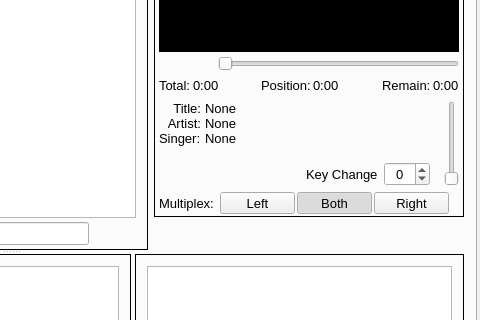
Above: OpenKJ/mainwindow.ui from OpenKJ/OpenKJ before the change; both pictures show x 484 to 964 and y 205 to 525 of the 964 by 748 pixel window. Below: the same form after it.
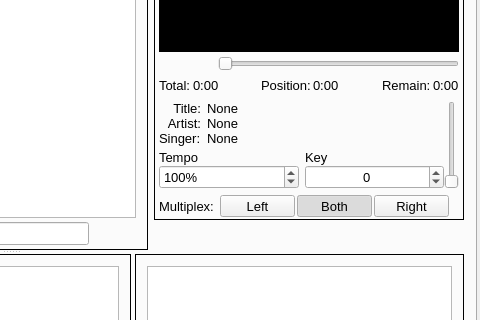
That is the form after the change. Icons and pictures are not drawn. Custom widgets are drawn as their Qt base class.

Commit message:
Add tempo adjustment feature
Feature request GitHub issue in comment by @Smoothedge69 on issue #29

The edit to the form file:
```diff
--- a/OpenKJ/mainwindow.ui
+++ b/OpenKJ/mainwindow.ui
@@ -1150,35 +1150,37 @@
                    </widget>
                   </item>
                   <item>
-                   <widget class="QFrame" name="controlsFrame_2">
-                    <property name="sizePolicy">
-                     <sizepolicy hsizetype="Preferred" vsizetype="Minimum">
-                      <horstretch>0</horstretch>
-                      <verstretch>0</verstretch>
-                     </sizepolicy>
+                   <layout class="QVBoxLayout" name="verticalLayout_10">
+                    <property name="spacing">
+                     <number>0</number>
                     </property>
-                    <property name="frameShape">
-                     <enum>QFrame::NoFrame</enum>
+                    <property name="topMargin">
+                     <number>0</number>
                     </property>
-                    <property name="frameShadow">
-                     <enum>QFrame::Raised</enum>
-                    </property>
-                    <layout class="QHBoxLayout" name="horizontalLayout_19">
+                    <item>
+                     <layout class="QHBoxLayout" name="horizontalLayout_20">
+                      <property name="spacing">
+                       <number>0</number>
+                      </property>
+                      <property name="topMargin">
+                       <number>0</number>
+                      </property>
+                      <item>
+                       <layout class="QVBoxLayout" name="verticalLayout_22">
                      <property name="spacing">
                       <number>4</number>
                      </property>
-                     <property name="leftMargin">
+                        <property name="bottomMargin">
                       <number>0</number>
                      </property>
+                        <item>
+                         <layout class="QHBoxLayout" name="horizontalLayout_13">
                      <property name="topMargin">
                       <number>0</number>
                      </property>
                      <property name="rightMargin">
                       <number>0</number>
                      </property>
-                     <property name="bottomMargin">
-                      <number>0</number>
-                     </property>
                      <item>
                       <layout class="QVBoxLayout" name="verticalLayout_17">
                        <property name="spacing">
@@ -1235,19 +1237,6 @@
                          </property>
                         </widget>
                        </item>
-                       <item>
-                        <spacer name="verticalSpacer_4">
-                         <property name="orientation">
-                          <enum>Qt::Vertical</enum>
-                         </property>
-                         <property name="sizeHint" stdset="0">
-                          <size>
-                           <width>20</width>
-                           <height>40</height>
-                          </size>
-                         </property>
-                        </spacer>
-                       </item>
                       </layout>
                      </item>
                      <item>
@@ -1297,45 +1286,49 @@
                          </property>
                         </widget>
                        </item>
+                           </layout>
+                          </item>
+                         </layout>
+                        </item>
                        <item>
-                        <spacer name="verticalSpacer_5">
-                         <property name="orientation">
-                          <enum>Qt::Vertical</enum>
-                         </property>
-                         <property name="sizeType">
-                          <enum>QSizePolicy::MinimumExpanding</enum>
-                         </property>
-                         <property name="sizeHint" stdset="0">
-                          <size>
-                           <width>20</width>
-                           <height>5</height>
-                          </size>
-                         </property>
-                        </spacer>
-                       </item>
-                       <item>
-                        <layout class="QHBoxLayout" name="horizontalLayout_20">
-                         <item>
-                          <spacer name="horizontalSpacer_8">
-                           <property name="orientation">
-                            <enum>Qt::Horizontal</enum>
-                           </property>
-                           <property name="sizeHint" stdset="0">
-                            <size>
-                             <width>40</width>
-                             <height>20</height>
-                            </size>
-                           </property>
-                          </spacer>
-                         </item>
-                         <item alignment="Qt::AlignRight">
+                         <layout class="QGridLayout" name="gridLayout_2">
+                          <property name="rightMargin">
+                           <number>0</number>
+                          </property>
+                          <property name="verticalSpacing">
+                           <number>0</number>
+                          </property>
+                          <item row="1" column="0">
+                           <widget class="QSpinBox" name="spinBoxTempo">
+                            <property name="suffix">
+                             <string>%</string>
+                            </property>
+                            <property name="prefix">
+                             <string/>
+                            </property>
+                            <property name="maximum">
+                             <number>200</number>
+                            </property>
+                            <property name="value">
+                             <number>100</number>
+                            </property>
+                           </widget>
+                          </item>
+                          <item row="0" column="0">
+                           <widget class="QLabel" name="lblTempo">
+                            <property name="text">
+                             <string>Tempo</string>
+                            </property>
+                           </widget>
+                          </item>
+                          <item row="0" column="1">
                           <widget class="QLabel" name="lblKey">
                            <property name="text">
-                            <string>Key Change</string>
+                             <string>Key</string>
                            </property>
                           </widget>
                          </item>
-                         <item>
+                          <item row="1" column="1">
                           <widget class="QSpinBox" name="spinBoxKey">
                            <property name="minimumSize">
                             <size>
@@ -1372,22 +1365,6 @@
                            </property>
                           </widget>
                          </item>
-                         <item>
-                          <spacer name="horizontalSpacer_3">
-                           <property name="orientation">
-                            <enum>Qt::Horizontal</enum>
-                           </property>
-                           <property name="sizeType">
-                            <enum>QSizePolicy::Fixed</enum>
-                           </property>
-                           <property name="sizeHint" stdset="0">
-                            <size>
-                             <width>10</width>
-                             <height>20</height>
-                            </size>
-                           </property>
-                          </spacer>
-                         </item>
                         </layout>
                        </item>
                       </layout>
@@ -1421,7 +1398,8 @@
                       </widget>
                      </item>
                     </layout>
-                   </widget>
+                    </item>
+                   </layout>
                   </item>
                   <item>
                    <layout class="QHBoxLayout" name="horizontalLayout">
```
Lines whose indentation alone changed are shown as unchanged. The commit also changes 7 other files.
